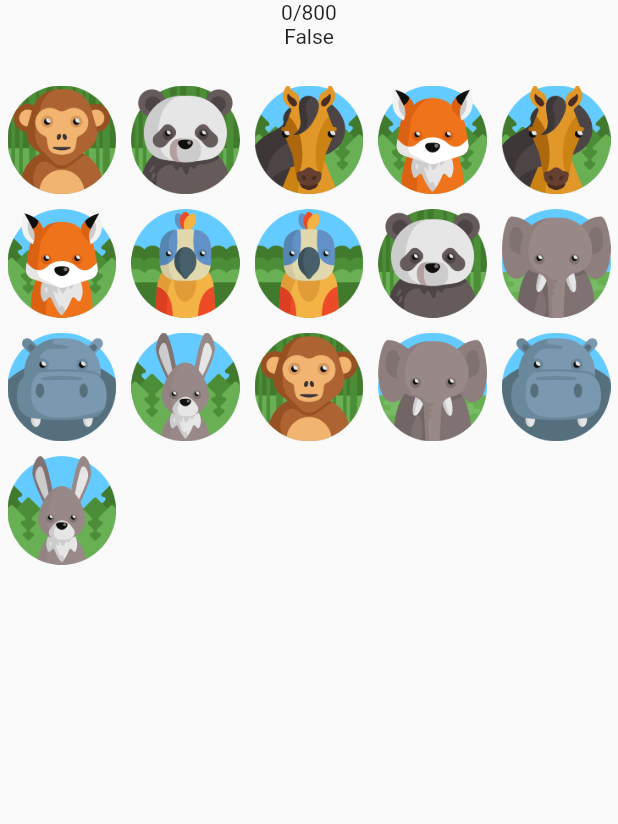
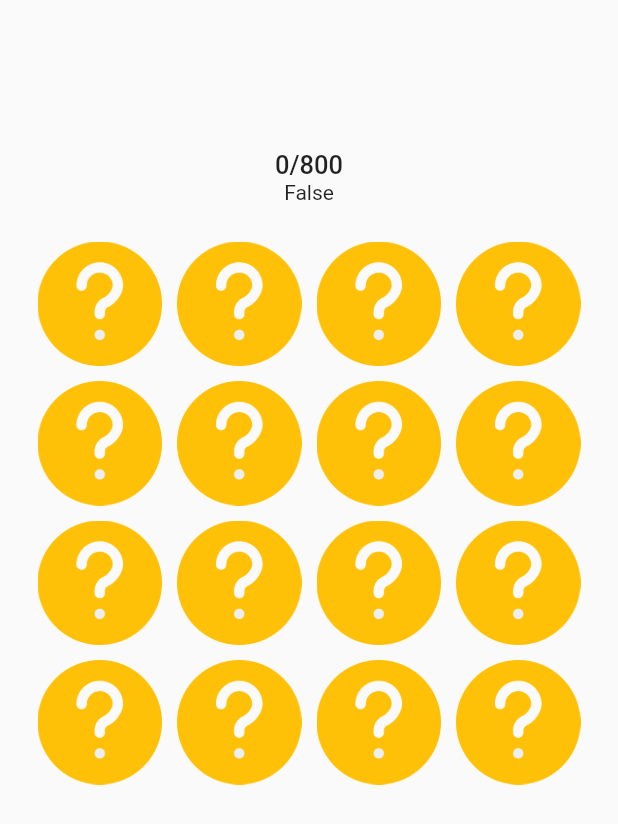
Before and after one commit to lakhanrathi1/memory_game_flutter, a Flutter app: the screen it shows after launch, on a phone screen of 412 x 824 dp. Shown: the top 824 px of the screen. Run offline on Flutter 3.47's test engine with Material 2 defaults, Android fonts, the phone set to English and light mode, and no system bars.

Commit message:
video 1 half

```diff
--- a/lib/data/Data.dart
+++ b/lib/data/Data.dart
@@ -1,6 +1,15 @@
 import 'package:memory_game/model/TileModule.dart';
 
+int points = 0;
+List<TileModel> paisr = new List<TileModel>();
+String selectedImagePath  = "";
+int selectedTileIndex;
+List<TileModel> visiblepaisr = new List<TileModel>();
+
+
+bool selected = false;
 List<TileModel> getPairs(){
+
 
   List<TileModel> pairs = new List<TileModel>();
   TileModel tileModel = new TileModel();
--- a/lib/main.dart
+++ b/lib/main.dart
@@ -41,7 +41,6 @@ class HomePage extends StatefulWidget {
 
 class _HomePageState extends State<HomePage> {
 
-  List<TileModel> paisr = new List<TileModel>();
 
   @override
   void initState() {
@@ -49,14 +48,33 @@ class _HomePageState extends State<HomePage> {
     super.initState();
     paisr = getPairs();
     paisr.shuffle();
+
+    visiblepaisr = paisr;
+    Future.delayed(const Duration(seconds: 5
+    ),(){
+      selected  = true;
+
+      setState(() {
+        selected  = false;
+        visiblepaisr = getQuestionPairs();
+        paisr = visiblepaisr;
+
+      });
+
+    });
   }
   @override
   Widget build(BuildContext context) {
     return Scaffold(
       body: Container(
+        padding: EdgeInsets.symmetric(vertical: 50,horizontal: 20),
         child: Column(
           children: <Widget>[
-            Text("0/800"),
+            SizedBox(height: 50,),
+            Text("$points/800",style: TextStyle(
+              fontSize: 17,
+              fontWeight: FontWeight.w500
+            ),),
             Text("False"),
             SizedBox(height: 20.0,),
             GridView(
@@ -66,7 +84,7 @@ class _HomePageState extends State<HomePage> {
                 children: List.generate(paisr.length, (index){
                   return Tile(
                     imagePath: paisr[index].getImagePath(),
-                    isSeleted: paisr[index].getIsSelected(),
+                    tileIndex: index,
                   );
                 })
             ),
@@ -81,10 +99,11 @@ class _HomePageState extends State<HomePage> {
 class Tile extends StatefulWidget {
 
   String imagePath;
-  bool isSeleted;
+//  bool isSeleted;
+  int tileIndex;
   _HomePageState parent;
 
-  Tile({this.imagePath,this.isSeleted,this.parent});
+  Tile({this.imagePath,this.parent,this.tileIndex});
 
   @override
   _TileState createState() => _TileState();
@@ -93,9 +112,54 @@ class Tile extends StatefulWidget {
 class _TileState extends State<Tile> {
   @override
   Widget build(BuildContext context) {
-    return Container(
-      margin: EdgeInsets.all(5),
-      child: Image.asset(widget.imagePath),
+    return GestureDetector(
+      onTap: (){
+        if(!selected){
+          setState(() {
+            paisr[widget.tileIndex].setIsSelected(true);
+          });
+          if(selectedImagePath != ""){
+
+            if(selectedImagePath == paisr[widget.tileIndex].getImagePath()){
+
+              Future.delayed(const Duration(seconds: 2),(){
+                points = points + 100;
+                setState(() {
+
+                });
+
+                widget.parent.setState(() {
+
+
+                  paisr[widget.tileIndex].setImageAssetPath("");
+                  paisr[selectedTileIndex].setImageAssetPath("");
+
+                });
+              });
+
+            }else{
+
+
+            }
+
+          }else{
+
+            selectedTileIndex = widget.tileIndex;
+            selectedImagePath = paisr[widget.tileIndex].getImagePath();
+          }
+//          selected = true;
+           }
+
+      },
+      child: Container(
+        margin: EdgeInsets.all(5),
+        child: Image.asset(paisr[widget.tileIndex].getIsSelected()
+            ? paisr[widget.tileIndex].getImagePath(): widget.imagePath),
+//        child: paisr[widget.tileIndex].getImagePath()!= "" ?
+//        Image.asset(paisr[widget.tileIndex].getIsSelected() ? widget.imagePath
+//            :paisr[widget.tileIndex].getImagePath()) : Image.asset("assets/correct.png")
+
+      ),
     );
   }
 }
--- a/lib/model/TileModule.dart
+++ b/lib/model/TileModule.dart
@@ -9,7 +9,7 @@ class TileModel{
   }
 
   void setIsSelected(bool isSelected){
-    isSelected = isSelected;
+    this.isSelected = isSelected;
   }
 
 
```
